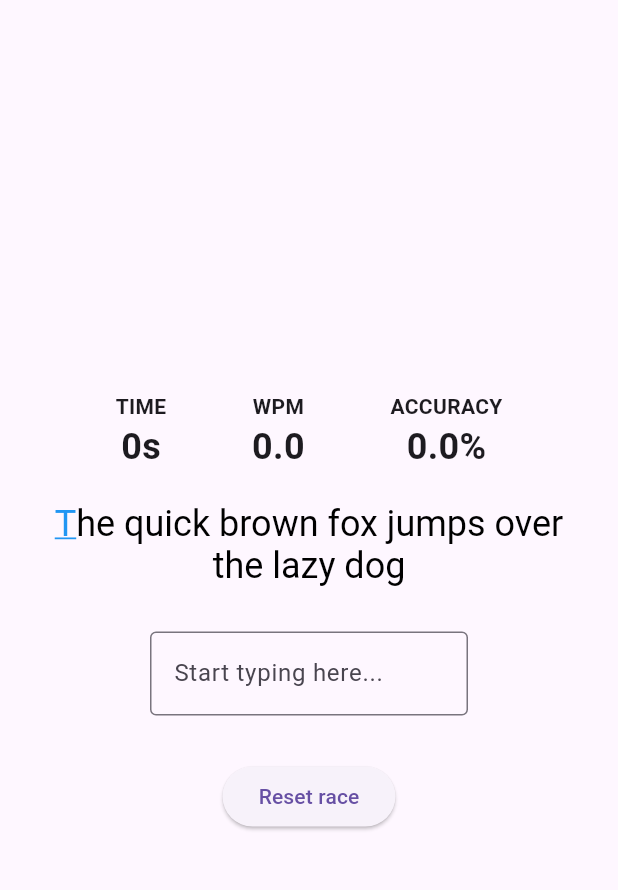
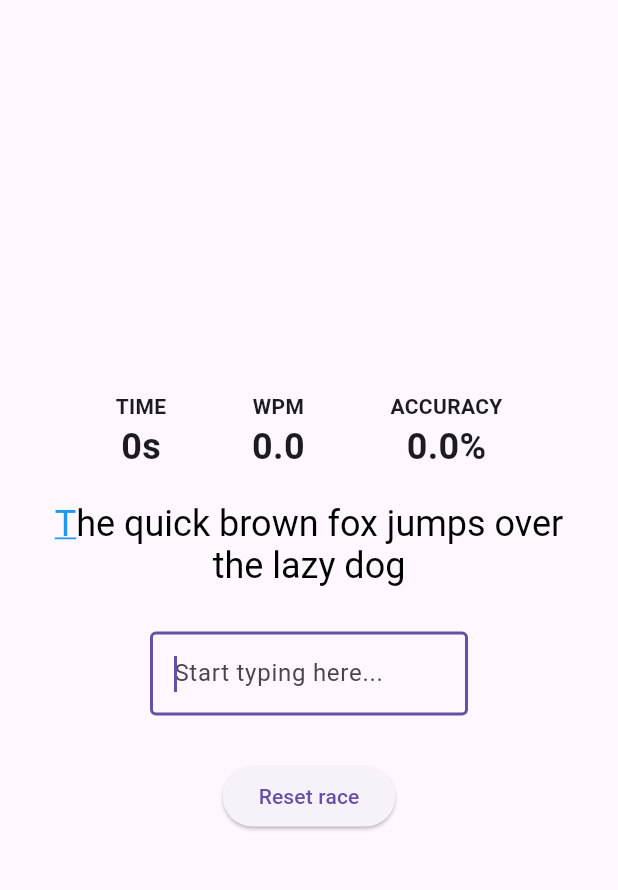
Before and after one commit to nahomsof/typing-race, a Flutter app: the screen it shows after launch, on a phone screen of 412 x 824 dp, the part 63-953 px from its top. Run offline on Flutter 3.47's test engine with Material 3 defaults, Android fonts, the phone set to English and light mode, and no system bars.

```diff
--- a/frontend/lib/main.dart
+++ b/frontend/lib/main.dart
@@ -40,6 +40,7 @@ class _HomePageState extends State<HomePage> {
   String _previousText = "";
 
   final TextEditingController charController = TextEditingController();
+  final FocusNode typingFocusNode = FocusNode();
   void startTimer() {
     timer = Timer.periodic(Duration(seconds: 1), (_) {
       setState(() {
@@ -152,8 +153,18 @@ class _HomePageState extends State<HomePage> {
   }
 
   @override
+  void initState() {
+    // TODO: implement initState
+    super.initState();
+    WidgetsBinding.instance.addPostFrameCallback((_) {
+      typingFocusNode.requestFocus();
+    });
+  }
+
+  @override
   void dispose() {
     charController.dispose();
+    typingFocusNode.dispose();
     timer?.cancel();
     super.dispose();
   }
@@ -163,6 +174,7 @@ class _HomePageState extends State<HomePage> {
     return Scaffold(
       appBar: AppBar(title: const Text("Typing Race"), centerTitle: true),
       body: Center(
+        child: SingleChildScrollView(
           child: Column(
             mainAxisAlignment: .center,
             children: [
@@ -191,8 +203,11 @@ class _HomePageState extends State<HomePage> {
                   horizontal: 100,
                   vertical: 30,
                 ),
+                child: ConstrainedBox(
+                  constraints: const BoxConstraints(maxWidth: 700),
                   child: TextField(
                     controller: charController,
+                    focusNode: typingFocusNode,
                     readOnly: isFinished,
                     onChanged: (_) => updateProgress(),
                     decoration: const InputDecoration(
@@ -201,8 +216,10 @@ class _HomePageState extends State<HomePage> {
                     ),
                   ),
                 ),
+              ),
               ElevatedButton(onPressed: resetRace, child: Text("Reset race")),
             ],
+          ),
         ),
       ),
     );
```
Lines whose indentation alone changed are shown as unchanged.
